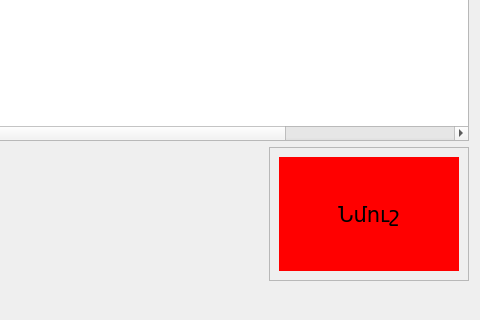
Above: Forms/c5saledoc.ui from End1-1/Cafe5 before the change; both pictures show x 670 to 1150 and y 309 to 629 of the 1150 by 629 pixel window. Below: the same form after it.
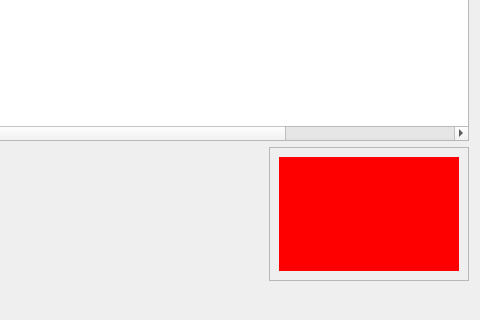
That is the form after the change. Icons and pictures are not drawn. Custom widgets are drawn as their Qt base class.

Diff of the .ui file:
```diff
--- a/Forms/c5saledoc.ui
+++ b/Forms/c5saledoc.ui
@@ -842,7 +842,7 @@
             <string notr="true">background:red</string>
            </property>
            <property name="text">
-            <string>Նմուշ</string>
+            <string/>
            </property>
            <property name="alignment">
             <set>Qt::AlignCenter</set>
```
